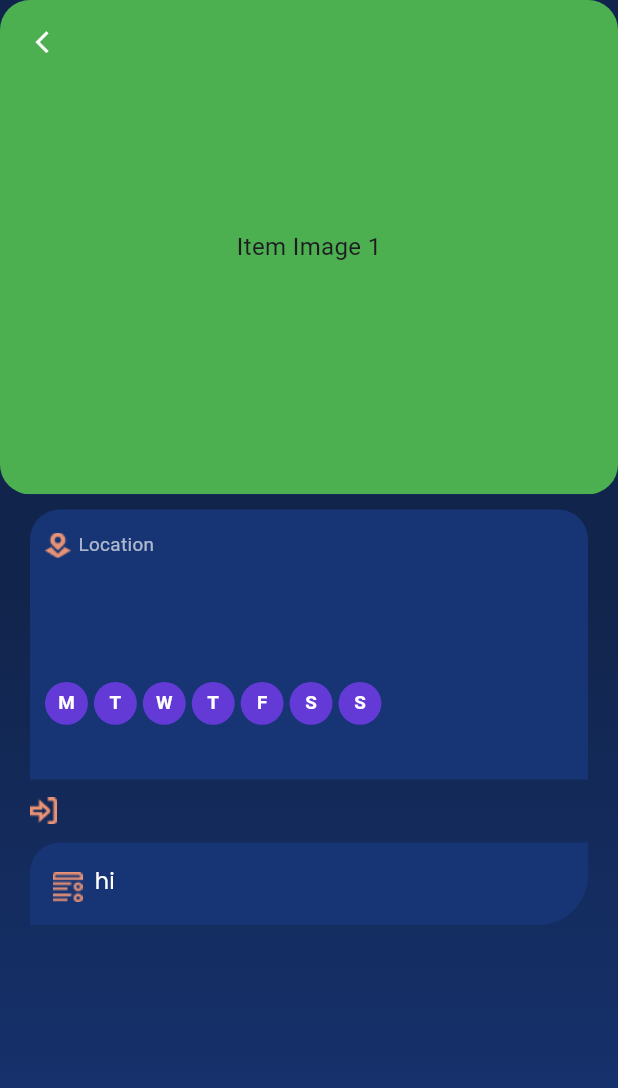
After one commit to Origin-Tech-000/amuser, a Flutter app: the screen it shows after launch, on a phone screen of 412 x 824 dp. The commit adds this screen. Shown: the top 1088 px of the screen. Run offline on Flutter 3.47's test engine with Material 3 defaults, Android fonts, the phone set to English and light mode, and no system bars; drawn by our look-alikes of carousel_slider; our stand-ins replace bloc, dartz, dio, flutter_bloc, flutter_screenutil, freezed_annotation and 3 more; Roboto replaces fonts that are missing (Prompt).

Commit message:
added simplelandingpage for item

```diff
--- a/lib/main.dart
+++ b/lib/main.dart
@@ -3,8 +3,10 @@ import 'dart:io';
 import 'package:am/androidsplash.dart';
 import 'package:am/application/category/category_bloc.dart';
 import 'package:am/application/location/location_bloc.dart';
+import 'package:am/domain/category/category_item/category_item_model.dart';
 import 'package:am/domain/core/di/injectable.dart';
 import 'package:am/pages/itemlanding.dart';
+import 'package:am/pages/itemlandingsimple.dart';
 import 'package:am/pages/landing.dart';
 import 'package:am/pages/makertplace_car.dart';
 import 'package:am/pages/markertplace.dart';
@@ -53,7 +55,7 @@ class CheckPage extends StatelessWidget {
 
   @override
   Widget build(BuildContext context) {
-    return Androidsplash();
+    // return Androidsplash();
     // return SelectCountry();
     // return SearchCatagory();
     // return MarketPlace();
@@ -62,9 +64,27 @@ class CheckPage extends StatelessWidget {
     // return NewsLanding();
 
     // return SearchItems();
-    // return ItemLanding();
+    // return ItemLanding(
+    //   model: CategoryItemModel(
+    //     shopName: 'shopName',
+    //     moto: 'moto',
+    //     address: 'address',
+    //     description: 'description',
+    //     contactNumber: 'contactNumber',
+    //     email: 'email',
+    //     location: 'location',
+    //     timeOpening: 'timeOpening',
+    //     timeClosing: 'timeClosing',
+    //     categoryName: '',
+    //     cityName: '',
+    //     imageUrl: '',
+    //     logoUrl: '',
+    //     stateName: '',
+    //   ),
+    // );
     // return MarketPlaceCars();
     // return HomeLanding();
     // return SelectState();
+    return ItemLandingSimple();
   }
 }
--- /dev/null
+++ b/lib/pages/itemlandingsimple.dart
@@ -0,0 +1,379 @@
+import 'package:am/core/colors.dart';
+import 'package:am/domain/category/category_item/category_item_model.dart';
+import 'package:am/widgets.dart/dec.dart';
+import 'package:am/widgets.dart/itemimageholder.dart';
+import 'package:flutter/material.dart';
+import 'package:flutter_screenutil/flutter_screenutil.dart';
+import 'package:google_fonts/google_fonts.dart';
+import 'package:url_launcher/url_launcher.dart' as launch_url;
+
+class ItemLandingSimple extends StatelessWidget {
+  // final CategoryItemModel model;
+  const ItemLandingSimple({super.key});
+
+  @override
+  Widget build(BuildContext context) {
+    return Scaffold(
+      extendBodyBehindAppBar: true,
+      appBar: AppBar(
+        leading: IconButton(
+          onPressed: () {
+            Navigator.of(context).pop();
+          },
+          icon: Icon(
+            Icons.arrow_back_ios_new,
+            color: Colors.white,
+            size: 15.sp,
+          ),
+        ),
+        backgroundColor: Colors.transparent,
+        elevation: 0,
+      ),
+      backgroundColor: primarycolor,
+      body: Container(
+        decoration: blue,
+        height: MediaQuery.of(context).size.height,
+        child: Expanded(
+          child: SingleChildScrollView(
+            child: Column(
+              children: [
+                Padding(
+                  padding: const EdgeInsets.only(bottom: 10),
+                  child: ItemImageHolder(),
+                ),
+                Padding(
+                  padding: const EdgeInsets.only(left: 20, right: 20),
+
+                  child: Container(
+                    decoration: BoxDecoration(
+                      color: secondaycolor,
+                      borderRadius: BorderRadius.only(
+                        topLeft: Radius.circular(20),
+                        topRight: Radius.circular(20),
+                      ),
+                    ),
+
+                    height: 180,
+                    width: MediaQuery.of(context).size.width,
+                    child: Row(
+                      children: [
+                        Expanded(
+                          flex: 3,
+                          child: Container(
+                            // color: Colors.red,
+                            child: Padding(
+                              padding: const EdgeInsets.only(
+                                left: 10,
+                                top: 10,
+                                right: 5,
+                              ),
+                              child: Column(
+                                mainAxisAlignment: MainAxisAlignment.start,
+                                crossAxisAlignment: CrossAxisAlignment.start,
+                                children: [
+                                  Padding(
+                                    padding: const EdgeInsets.only(
+                                      top: 5,
+                                      bottom: 5,
+                                    ),
+                                    child: Row(
+                                      children: [
+                                        Container(
+                                          height: 15.sp,
+                                          child: Image.asset(
+                                            'assets/location.png',
+                                          ),
+                                        ),
+                                        Padding(
+                                          padding: const EdgeInsets.only(
+                                            left: 5,
+                                          ),
+                                          child: Text(
+                                            'Location',
+                                            style: GoogleFonts.prompt(
+                                              fontSize: 11.sp,
+                                              color: const Color.fromARGB(
+                                                165,
+                                                255,
+                                                255,
+                                                255,
+                                              ),
+                                            ),
+                                          ),
+                                        ),
+                                      ],
+                                    ),
+                                  ),
+                                  Padding(
+                                    padding: EdgeInsets.fromLTRB(0, 5, 5, 2.h),
+
+                                    child: Text(
+                                      // model.shopName,
+                                      '',
+                                      style: GoogleFonts.prompt(
+                                        color: fourthcolor,
+                                        fontWeight: FontWeight.w600,
+                                        letterSpacing: 1,
+                                        fontSize: 14.sp,
+                                      ),
+                                      maxLines: 2,
+                                      overflow: TextOverflow.ellipsis,
+                                    ),
+                                  ),
+                                  Padding(
+                                    padding: const EdgeInsets.fromLTRB(
+                                      0,
+                                      5,
+                                      5,
+                                      5,
+                                    ),
+                                  ),
+
+                                  Expanded(child: WeekDays()),
+                                ],
+                              ),
+                            ),
+                          ),
+                        ),
+                        // Expanded(
+                        //   child: Container(
+                        //     child: Column(
+                        //       children: [
+                        //         Padding(
+                        //           padding: const EdgeInsets.only(
+                        //             top: 20,
+                        //             right: 10,
+                        //           ),
+                        //           child: Container(
+                        //             child: Image.network("model.logoUrl"),
+                        //           ),
+                        //         ),
+                        //       ],
+                        //     ),
+                        //   ),
+                        // ),
+                      ],
+                    ),
+                  ),
+                ),
+                Padding(
+                  padding: const EdgeInsets.fromLTRB(20, 10, 20, 10),
+                  child: Row(
+                    children: [
+                      Container(
+                        height: 15.h,
+
+                        child: Image.asset('assets/address.png'),
+                      ),
+                      Expanded(
+                        child: Padding(
+                          padding: const EdgeInsets.only(left: 10),
+                          child: Text(
+                            // model.address,
+                            '',
+                            style: GoogleFonts.poppins(
+                              fontWeight: FontWeight.bold,
+                              fontSize: 13.sp,
+                              color: Colors.white,
+                            ),
+                          ),
+                        ),
+                      ),
+                    ],
+                  ),
+                ),
+                Padding(
+                  padding: const EdgeInsets.only(left: 20, right: 20),
+                  child: Container(
+                    width: MediaQuery.of(context).size.width,
+                    decoration: BoxDecoration(
+                      borderRadius: BorderRadius.only(
+                        topLeft: Radius.circular(20),
+                        bottomRight: Radius.circular(33),
+                      ),
+                      color: secondaycolor,
+                    ),
+                    child: Padding(
+                      padding: const EdgeInsets.all(15),
+                      child: Row(
+                        crossAxisAlignment: CrossAxisAlignment.start,
+                        children: [
+                          Padding(
+                            padding: const EdgeInsets.only(right: 8.0, top: 5),
+                            child: Container(
+                              child: Image.asset('assets/dec.png'),
+                            ),
+                          ),
+                          Expanded(
+                            child: Text(
+                              '''hi''',
+                              style: GoogleFonts.poppins(
+                                color: Colors.white,
+                                fontSize: 13.sp,
+                              ),
+                            ),
+                          ),
+                        ],
+                      ),
+                    ),
+                  ),
+                ),
+                Padding(
+                  padding: const EdgeInsets.fromLTRB(20, 5, 20, 5),
+                  child: Container(
+                    width: MediaQuery.of(context).size.width,
+                    decoration: BoxDecoration(
+                      borderRadius: BorderRadius.only(
+                        topLeft: Radius.circular(20),
+                        bottomRight: Radius.circular(33),
+                      ),
+                      color: secondaycolor,
+                    ),
+                    child: Row(
+                      mainAxisAlignment: MainAxisAlignment.center,
+                      children: [
+                        // Padding(
+                        //   padding: const EdgeInsets.all(7),
+                        //   child:
+                        //    Buttons(
+                        //     // contactNumber: model.contactNumber,
+                        //     // location: model.location,
+                        //   ),
+                        // ),
+                      ],
+                    ),
+                  ),
+                ),
+              ],
+            ),
+          ),
+        ),
+      ),
+    );
+  }
+}
+
+class Buttons extends StatelessWidget {
+  final String contactNumber;
+  final String location;
+  const Buttons({
+    super.key,
+    required this.contactNumber,
+    required this.location,
+  });
+
+  @override
+  Widget build(BuildContext context) {
+    return Padding(
+      padding: const EdgeInsets.fromLTRB(0, 8, 0, 5),
+      child: Row(
+        mainAxisAlignment: MainAxisAlignment.spaceEvenly,
+        children: [
+          GestureDetector(
+            onTap: () async {
+              Uri uri = Uri(scheme: 'tel', path: contactNumber);
+              await launch_url.launchUrl(uri);
+            },
+            child: Container(
+              height: 40,
+              decoration: BoxDecoration(
+                borderRadius: BorderRadius.circular(15),
+                color: fifth,
+              ),
+              child: Padding(
+                padding: const EdgeInsets.fromLTRB(15, 8, 15, 8),
+                child: Row(
+                  children: [
+                    Text(
+                      'Call Now',
+                      style: GoogleFonts.prompt(
+                        fontSize: 12.sp,
+                        fontWeight: FontWeight.bold,
+                        color: Colors.white,
+                      ),
+                    ),
+                    SizedBox(width: 4),
+                    Container(
+                      // color: Colors.red,
+                      height: 25,
+                      width: 25,
+                      child: Image.asset('assets/call.png'),
+                    ),
+                  ],
+                ),
+              ),
+            ),
+          ),
+          SizedBox(width: 30),
+          GestureDetector(
+            onTap: () async {
+              Uri uri = Uri.parse(location);
+              await launch_url.launchUrl(uri);
+            },
+            child: Container(
+              height: 40,
+              decoration: BoxDecoration(
+                borderRadius: BorderRadius.circular(15),
+                color: fifth,
+              ),
+              child: Padding(
+                padding: const EdgeInsets.fromLTRB(15, 8, 15, 8),
+                child: Row(
+                  children: [
+                    Text(
+                      'Get Direction',
+                      style: GoogleFonts.prompt(
+                        fontSize: 12.sp,
+                        fontWeight: FontWeight.bold,
+                        color: Colors.white,
+                      ),
+                    ),
+                    SizedBox(width: 4),
+                    SizedBox(
+                      height: 15,
+                      width: 15,
+                      child: Image.asset('assets/direction.png'),
+                    ),
+                  ],
+                ),
+              ),
+            ),
+          ),
+        ],
+      ),
+    );
+  }
+}
+
+class WeekDays extends StatelessWidget {
+  const WeekDays({super.key});
+
+  @override
+  Widget build(BuildContext context) {
+    return Row(
+      mainAxisAlignment: MainAxisAlignment.start,
+      children: ['M', 'T', 'W', 'T', 'F', 'S', 'S'].map((day) {
+        return Padding(
+          padding: EdgeInsets.only(right: 4, top: 1.h),
+          child: Container(
+            width: 25.sp,
+            height: 25.sp,
+            decoration: BoxDecoration(
+              color: fifth, // You can customize the color
+              shape: BoxShape.circle,
+            ),
+            alignment: Alignment.center,
+            child: Text(
+              day,
+              style: TextStyle(
+                color: Colors.white,
+                fontWeight: FontWeight.bold,
+                fontSize: 11.sp,
+              ),
+            ),
+          ),
+        );
+      }).toList(),
+    );
+  }
+}
```
Also changed, not shown: lib/pages/selectcity.dart (+23 -8 lines), 3 other files.
